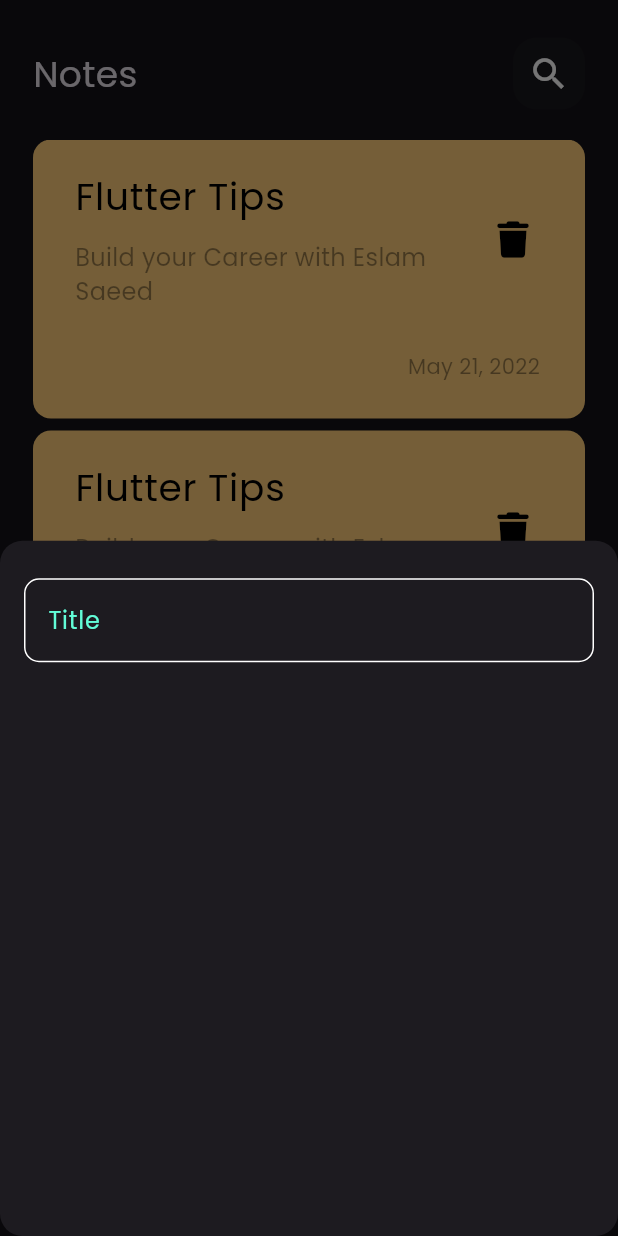
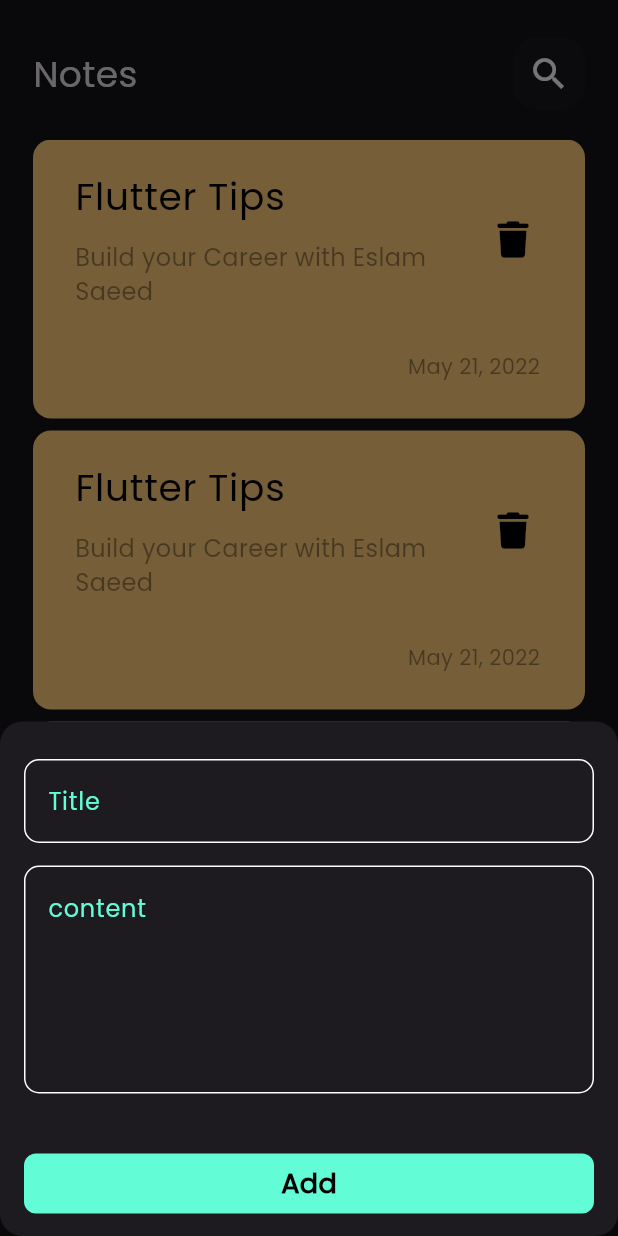
Before and after one commit to EslamSaeed570/note_app, a Flutter app: the screen it shows after launch, after a tap on the "add" icon, on a phone screen of 412 x 824 dp. Run offline on Flutter 3.47's test engine with Material 3 defaults, Android fonts, the phone set to English and light mode, and no system bars; our stand-ins replace font_awesome_flutter.

Commit message:
finish note bottom sheet

```diff
--- a/lib/widgets/add_note_bottem_sheet.dart
+++ b/lib/widgets/add_note_bottem_sheet.dart
@@ -1,4 +1,6 @@
 import 'package:flutter/material.dart';
+
+import 'package:notesapp/widgets/custom_button_sheet.dart';
 import 'package:notesapp/widgets/custom_text_field.dart';
 
 class AddNoteBottemSheet extends StatelessWidget {
@@ -8,13 +10,31 @@ class AddNoteBottemSheet extends StatelessWidget {
   Widget build(BuildContext context) {
     return const Padding(
       padding: EdgeInsets.symmetric(horizontal: 16),
+      child: SingleChildScrollView(
         child: Column(
           children: [
             SizedBox(
               height: 25,
             ),
-          CustomTextField()
+            CustomTextField(
+              hintText: 'Title',
+            ),
+            SizedBox(
+              height: 15,
+            ),
+            CustomTextField(
+              hintText: 'content',
+              maxLines: 5,
+            ),
+            SizedBox(
+              height: 40,
+            ),
+            CustomButtonSheet(),
+            SizedBox(
+              height: 15,
+            )
           ],
+        ),
       ),
     );
   }
--- /dev/null
+++ b/lib/widgets/custom_button_sheet.dart
@@ -0,0 +1,23 @@
+import 'package:flutter/material.dart';
+import 'package:notesapp/widgets/cosnstants.dart';
+
+class CustomButtonSheet extends StatelessWidget {
+  const CustomButtonSheet({super.key});
+
+  @override
+  Widget build(BuildContext context) {
+    return Container(
+      width: MediaQuery.of(context).size.width,
+      height: 40,
+      decoration: BoxDecoration(
+          borderRadius: BorderRadius.circular(8), color: kPrimaryColor),
+      child: const Center(
+        child: Text(
+          'Add',
+          style: TextStyle(
+              color: Colors.black, fontWeight: FontWeight.bold, fontSize: 18),
+        ),
+      ),
+    );
+  }
+}
--- a/lib/widgets/custom_text_field.dart
+++ b/lib/widgets/custom_text_field.dart
@@ -2,14 +2,16 @@ import 'package:flutter/material.dart';
 import 'package:notesapp/widgets/cosnstants.dart';
 
 class CustomTextField extends StatelessWidget {
-  const CustomTextField({super.key});
-
+  const CustomTextField({super.key, required this.hintText, this.maxLines = 1});
+  final String hintText;
+  final int maxLines;
   @override
   Widget build(BuildContext context) {
     return TextField(
       cursorColor: kPrimaryColor,
+      maxLines: maxLines,
       decoration: InputDecoration(
-          hintText: 'Title',
+          hintText: hintText,
           hintStyle: const TextStyle(color: kPrimaryColor),
           border: BulidBorder(),
           enabledBorder: BulidBorder(),
```
Lines whose indentation alone changed are shown as unchanged.
